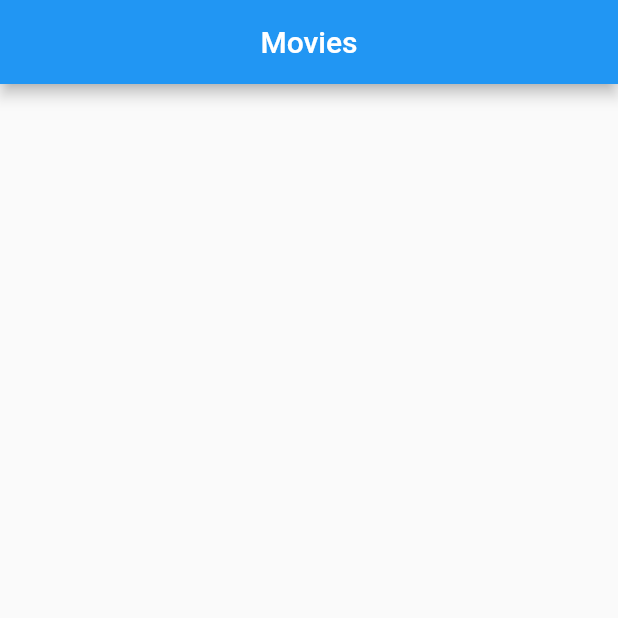
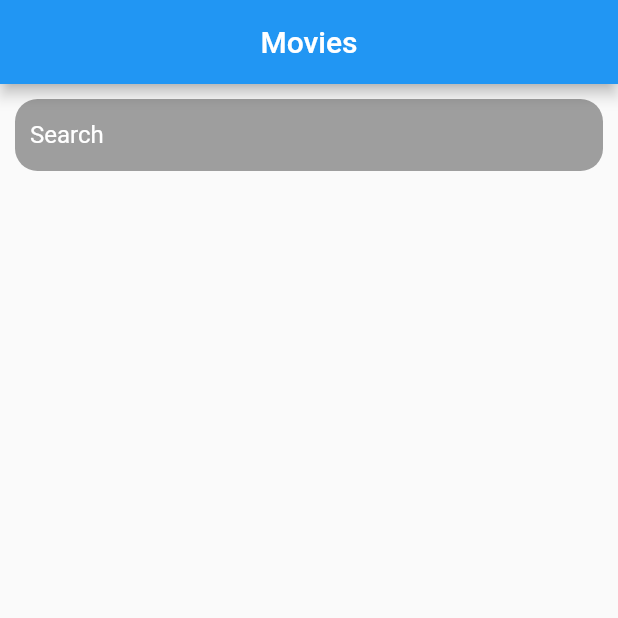
Before and after one commit to k1ycee/movies_app, a Flutter app: the screen it shows after launch, on a phone screen of 412 x 824 dp, the top half of it. Run offline on Flutter 3.47's test engine with Material 2 defaults, Android fonts, the phone set to English and light mode, and no system bars.

Commit message:
fixed and working properly now

```diff
--- a/lib/UI/movie_list_page.dart
+++ b/lib/UI/movie_list_page.dart
@@ -12,6 +12,14 @@ class MoviesPage extends StatefulWidget {
 class _MoviesPageState extends State<MoviesPage> {
 
   final TextEditingController _controller = TextEditingController();
+
+  // @override
+  // void initState() {
+  //   super.initState();
+  //   // you can uncomment this to get all batman movies when the page is loaded
+  //   Provider.of<MovieListViewModel>(context, listen: false).fetchMovies("batman");
+  // }
+
   @override
   Widget build(BuildContext context) {
 
@@ -25,12 +33,12 @@ class _MoviesPageState extends State<MoviesPage> {
       ),
       body: Container(
         padding: EdgeInsets.all(10),
-        width: 100,
-        height: 20,
+        width: MediaQuery.of(context).size.width,
+        height: MediaQuery.of(context).size.height,
         child: Column(
           children: <Widget>[
             Container(
-              padding: EdgeInsets.all(10),
+              padding: EdgeInsets.only(left:10),
               decoration: BoxDecoration(
                 color: Colors.grey,
                 borderRadius: BorderRadius.circular(15.0)
--- a/lib/services/movies_api_provider.dart
+++ b/lib/services/movies_api_provider.dart
@@ -11,8 +11,8 @@ class ServedMovie{
     final call = await http.get(url);
     if(call.statusCode == 200){
       final pack = jsonDecode(call.body);
-      final Iterable json = pack['Search'];
-      return json.map((movee) => Movies.fromJson(pack)).toList();
+      final Iterable json = pack["Search"];
+      return json.map((movee) => Movies.fromJson(movee)).toList();
     }
     else{
       throw Exception('This Completely not right');
```
Also changed, not shown: lib/UI/movie_list.dart (+13 -1 lines), flutter_01.png (added).
